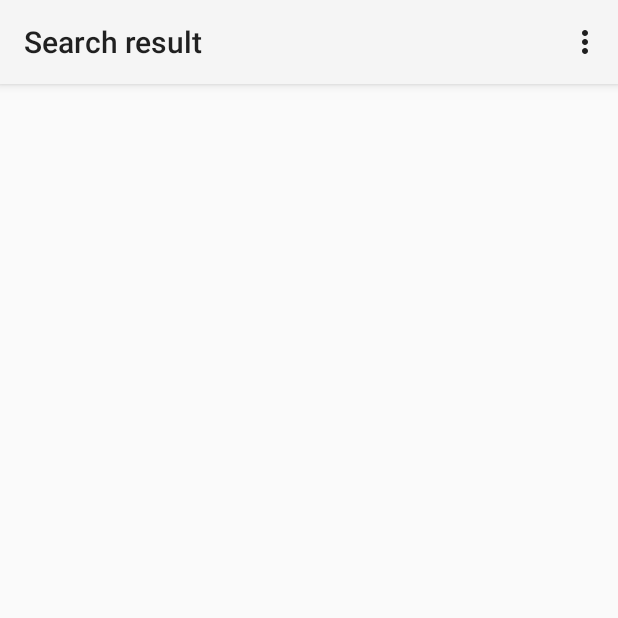
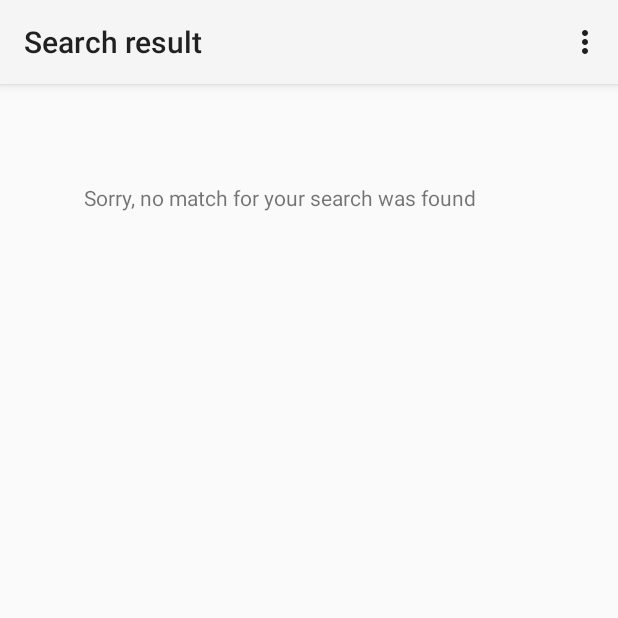
Before and after one commit to AndersLarsen/Landinfo, an Android app: the screen it shows after launch (Result), after a tap on "SEARCH", on a phone screen of 412 x 824 dp, the top half of it. Run offline under Robolectric (Android 15) with nearby library versions, the phone set to English and light mode, and no system bars; 1 statement that could not run was skipped.

Commit message:
Sånn, da var det fikset. Bruker får melding om at ingenting matchet søket

```diff
--- a/app/src/main/res/layout/activity_result.xml
+++ b/app/src/main/res/layout/activity_result.xml
@@ -15,4 +15,11 @@
         android:id="@+id/land_list"
         android:layout_centerVertical="true"
         android:layout_centerHorizontal="true" />
+
+    <TextView android:id="@android:id/empty"
+        android:layout_width="match_parent"
+        android:layout_height="match_parent"
+        android:paddingTop="50dp"
+        android:paddingLeft="40dp"
+        android:text="@string/search_not_found"/>
 </RelativeLayout>
--- a/app/src/main/res/values/strings.xml
+++ b/app/src/main/res/values/strings.xml
@@ -21,5 +21,6 @@
     <string name="calling_code_label">Calling Code:</string>
     <string name="currencies_label">Currencies:</string>
     <string name="top_level_domain_label">Top Level Domain:</string>
+    <string name="search_not_found">Sorry, no match for your search was found</string>
 
 </resources>
```
